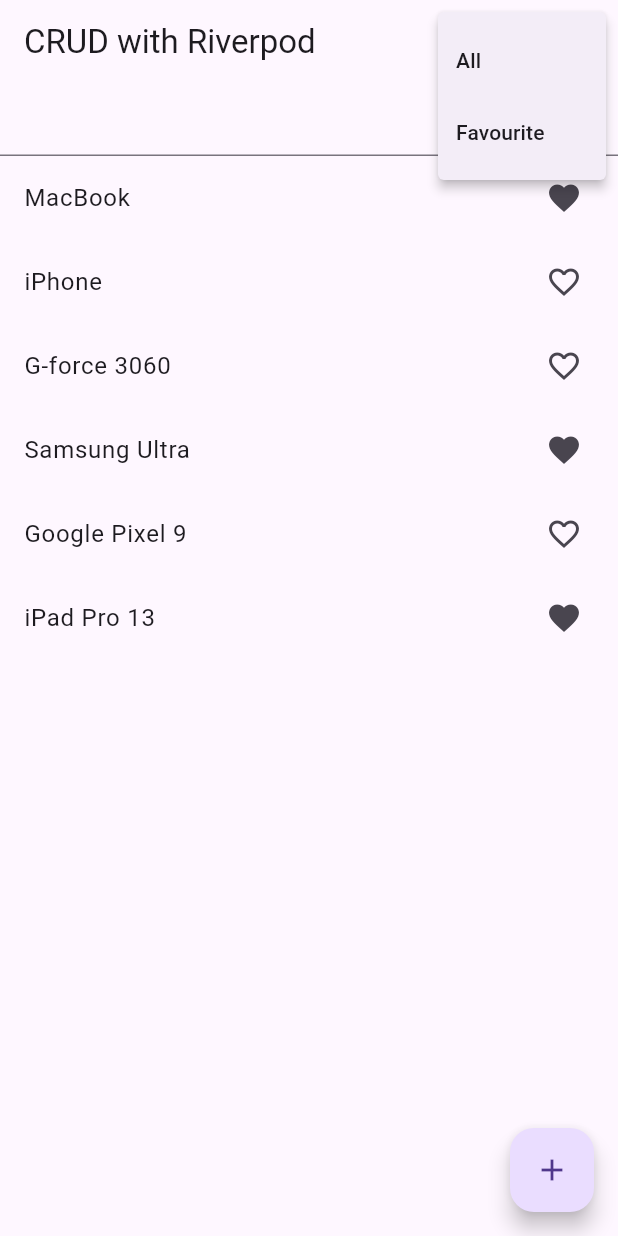
After one commit to axiftaj/Riverpod-Tutotrial, a Flutter app: the FavouriteScreen screen opened directly, after a tap on the "add" icon, after a tap on the "more vert" icon, on a phone screen of 412 x 824 dp. The commit adds this screen. Run offline on Flutter 3.47's test engine with Material 3 defaults, Android fonts, the light colour scheme and no system bars; our stand-ins replace flutter_riverpod.

Commit message:
favourite app code added

```diff
--- /dev/null
+++ b/lib/favourite_screen.dart
@@ -0,0 +1,67 @@
+import 'package:flutter/material.dart';
+import 'package:flutter_riverpod/flutter_riverpod.dart';
+import 'package:riverpod_tutorial/provider/theme_provider/favourite_provider.dart';
+
+
+class FavouriteScreen extends ConsumerWidget {
+
+  @override
+  Widget build(BuildContext context, WidgetRef ref) {
+    final favouriteList = ref.watch(favouriteProvider);
+
+    return Scaffold(
+      appBar: AppBar(
+          title: const Text('CRUD with Riverpod') ,
+        actions: [
+          PopupMenuButton<String>(
+            onSelected: (value) {
+
+              ref.read(favouriteProvider.notifier).filterList(value);
+
+            },
+            itemBuilder: (BuildContext context) {
+              return const  [
+                PopupMenuItem(
+                  value: 'All',
+                  child: Text('All'),
+                ),
+                PopupMenuItem(
+                  value: 'Favourite',
+                  child: Text('Favourite'),
+                ),
+
+              ];
+            },
+          ),
+        ],
+      ),
+      body: Column(
+        children: [
+          TextField(
+            onChanged: (value){
+              ref.read(favouriteProvider.notifier).filterList(value);
+            },
+          ),
+          Expanded(
+            child: ListView.builder(
+              itemCount: favouriteList.filteredItems.length,
+              itemBuilder: (context, index) {
+                final item = favouriteList.filteredItems[index];
+                return ListTile(
+                  title: Text(item.name),
+                  trailing:  Icon(item.favourite ? Icons.favorite : Icons.favorite_border),
+                );
+              },
+            ),
+          )
+        ],
+      ),
+      floatingActionButton: FloatingActionButton(
+        onPressed: () {
+          ref.read(favouriteProvider.notifier).addItem();
+        },
+        child: const Icon(Icons.add),
+      ),
+    );
+  }
+}
--- a/lib/main.dart
+++ b/lib/main.dart
@@ -2,6 +2,7 @@
 import 'package:flutter_riverpod/flutter_riverpod.dart';
 import 'package:riverpod_tutorial/slider_screen.dart';
 
+import 'favourite_screen.dart';
 import 'home_screen.dart';
 
 void main() {
@@ -18,7 +19,7 @@
       child: MaterialApp(
         title: 'Flutter Demo',
 
-        home:  SliderScreen(),
+        home:  FavouriteScreen(),
       ),
     );
   }
--- a/lib/provider/item_notifier.dart
+++ b/lib/provider/item_notifier.dart
@@ -34,3 +34,8 @@
     state = state.toList();
   }
 }
+
+
+class ItemState {
+
+}
--- /dev/null
+++ b/lib/provider/theme_provider/favourite_provider.dart
@@ -0,0 +1,90 @@
+
+
+import 'package:flutter_riverpod/flutter_riverpod.dart';
+
+final favouriteProvider = StateNotifierProvider<FavouriteSateProvider, FavouriteState>((ref){
+  return FavouriteSateProvider();
+});
+
+
+class FavouriteSateProvider extends StateNotifier<FavouriteState> {
+  FavouriteSateProvider(): super(FavouriteState(allItems: [] , search: '', filteredItems: []));
+
+  void addItem(){
+     List<Item> item = [
+       Item(name: 'MacBook' ,favourite: true , id: 1),
+       Item(name: 'iPhone' ,favourite: false , id: 2),
+       Item(name: 'G-force 3060' ,favourite: false , id: 3),
+       Item(name: 'Samsung Ultra' ,favourite: true , id: 4),
+       Item(name: 'Google Pixel 9' ,favourite: false , id: 5),
+       Item(name: 'iPad Pro 13' ,favourite: true , id: 6)
+     ];
+
+     state = state.copyWith(allItems: item.toList(), filteredItems: item.toList());
+  }
+
+
+  void filterList(String search){
+    state = state.copyWith(filteredItems:  _filterItems(state.allItems , search), search: search);
+  }
+
+  void favouriteItem(String option){
+    state = state.copyWith(filteredItems:  _filterItems(state.allItems , option));
+  }
+
+  List<Item> _filterItems(List<Item> items, String option) {
+
+    print(option);
+    if(option == 'All'){
+      return items ;
+    }
+
+    return items
+        .where((item) =>
+    item.favourite == true)
+        .toList();
+  }
+
+
+
+}
+
+class FavouriteState  {
+    final List<Item> allItems ;
+    final List<Item> filteredItems ;
+    final  String search ;
+    FavouriteState({required this.allItems  , required this.search , required this.filteredItems});
+
+
+    FavouriteState copyWith({
+       List<Item>? allItems ,
+        String? search ,
+      List<Item>? filteredItems
+    }){
+      return FavouriteState(
+          search:  search ?? this.search ,
+          allItems:  allItems ?? this.allItems ,
+          filteredItems :  filteredItems ?? this.filteredItems
+      );
+    }
+}
+
+class Item {
+  final String name ;
+  final int id ;
+  final bool favourite ;
+
+  Item({required this.name , required this.id, required this.favourite});
+
+  Item copyWith({
+    String? name,
+    int? id,
+    bool? favourite,
+  }){
+    return Item(
+        name: name ??  this.name,
+        id: id ?? this.id ,
+        favourite: favourite ?? this.favourite
+    );
+}
+}
--- a/lib/slider_screen.dart
+++ b/lib/slider_screen.dart
@@ -17,7 +17,7 @@
         crossAxisAlignment: CrossAxisAlignment.center,
         children: [
           Consumer(builder: (context, ref, child){
-            print('build');
+
             final slider = ref.watch(sliderProvider.select((state) => state.showPassword));
             return IconButton(onPressed: (){
               final stateProvider =  ref.read(sliderProvider.notifier);
```
Also changed, not shown: 10 other files.
